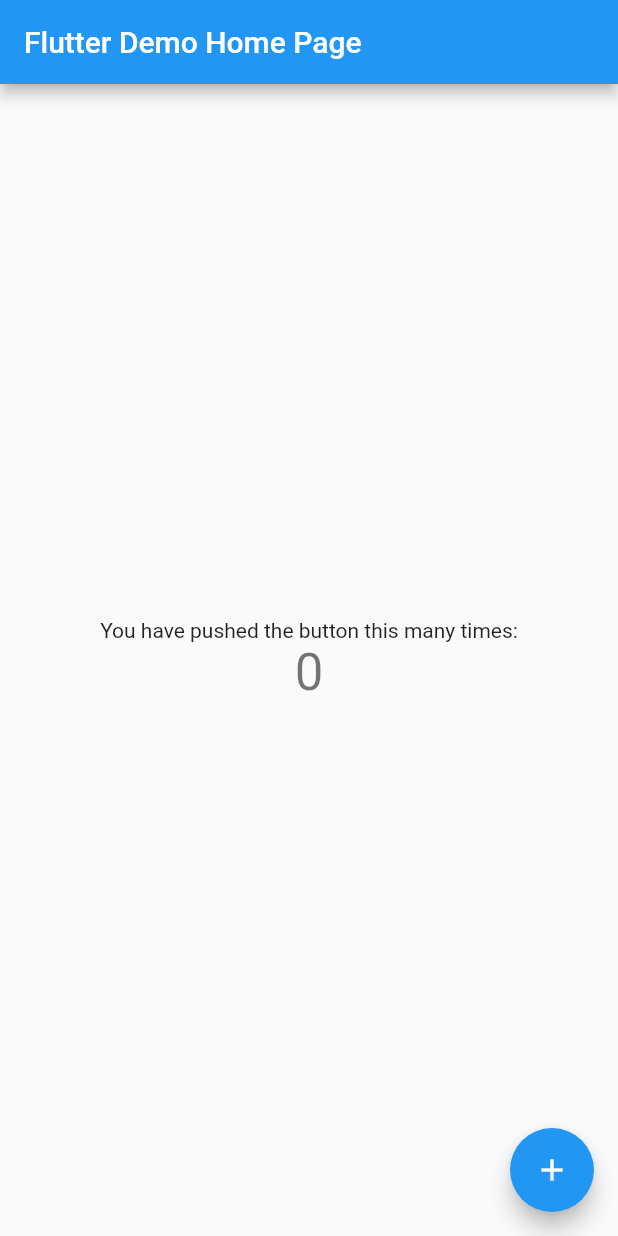
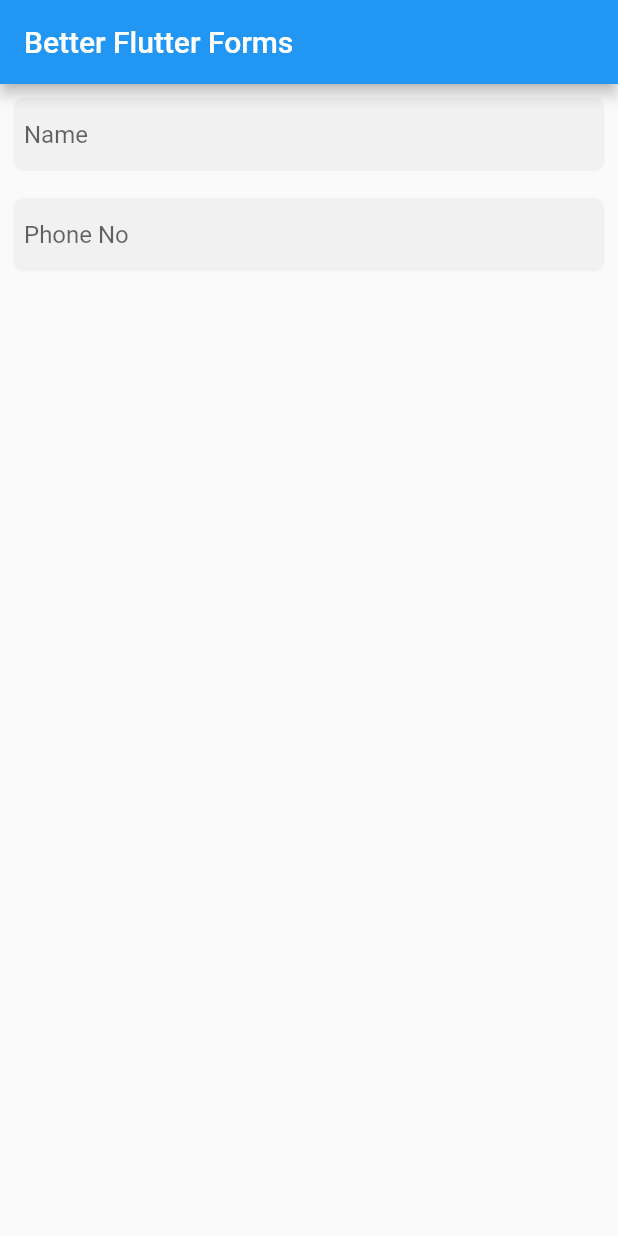
Before and after one commit to Chinmay-KB/better_flutter_form_eg, a Flutter app: the screen it shows after launch, on a phone screen of 412 x 824 dp. Run offline on Flutter 3.47's test engine with Material 2 defaults, Android fonts, the phone set to English and light mode, and no system bars.

Commit message:
feat: prefill/save data done

```diff
--- /dev/null
+++ b/lib/custom_form_field.dart
@@ -0,0 +1,39 @@
+import 'package:flutter/material.dart';
+
+class CustomTextField extends StatelessWidget {
+  CustomTextField({
+    Key? key,
+    required this.hintText,
+    required this.initialValue,
+    required this.onChanged,
+  }) : super(key: key);
+
+  final String? initialValue;
+  final Function(String) onChanged;
+  final String hintText;
+  final _borderStyle = OutlineInputBorder(
+      borderSide: const BorderSide(
+        color: Color(0xfffafafa),
+      ),
+      borderRadius: BorderRadius.circular(8));
+
+  @override
+  Widget build(BuildContext context) {
+    return Padding(
+      padding: const EdgeInsets.all(8.0),
+      child: TextFormField(
+        initialValue: initialValue,
+        onChanged: onChanged,
+        decoration: InputDecoration(
+          fillColor: Colors.grey.withOpacity(0.1),
+          filled: true,
+          enabledBorder: _borderStyle,
+          focusedBorder: _borderStyle,
+          hintText: hintText,
+          contentPadding:
+              const EdgeInsets.symmetric(vertical: 16, horizontal: 8),
+        ),
+      ),
+    );
+  }
+}
--- a/lib/form_screen.dart
+++ /dev/null
@@ -1,15 +0,0 @@
-import 'package:flutter/material.dart';
-
-class FormScreen extends StatefulWidget {
-  const FormScreen({Key? key}) : super(key: key);
-
-  @override
-  _FormScreenState createState() => _FormScreenState();
-}
-
-class _FormScreenState extends State<FormScreen> {
-  @override
-  Widget build(BuildContext context) {
-    return Container();
-  }
-}
--- a/lib/main.dart
+++ b/lib/main.dart
@@ -1,3 +1,7 @@
+// ignore_for_file: must_be_immutable
+
+import 'package:better_flutter_form_eg/custom_form_field.dart';
+import 'package:better_flutter_form_eg/profile.dart';
 import 'package:flutter/material.dart';
 
 void main() {
@@ -7,109 +11,52 @@
 class MyApp extends StatelessWidget {
   const MyApp({Key? key}) : super(key: key);
 
-  // This widget is the root of your application.
   @override
   Widget build(BuildContext context) {
+    // ignore: prefer_const_constructors
     return MaterialApp(
-      title: 'Flutter Demo',
-      theme: ThemeData(
-        // This is the theme of your application.
-        //
-        // Try running your application with "flutter run". You'll see the
-        // application has a blue toolbar. Then, without quitting the app, try
-        // changing the primarySwatch below to Colors.green and then invoke
-        // "hot reload" (press "r" in the console where you ran "flutter run",
-        // or simply save your changes to "hot reload" in a Flutter IDE).
-        // Notice that the counter didn't reset back to zero; the application
-        // is not restarted.
-        primarySwatch: Colors.blue,
-      ),
-      home: const MyHomePage(title: 'Flutter Demo Home Page'),
+      title: 'Better Flutter Form Demo',
+      home: FormPage(
+          // profile: Profile(
+          //   name: 'Chinmay',
+          //   phoneNo: '99999999999',
+          // ),
+          ),
     );
   }
 }
 
-class MyHomePage extends StatefulWidget {
-  const MyHomePage({Key? key, required this.title}) : super(key: key);
+class FormPage extends StatelessWidget {
+  FormPage({Key? key, Profile? profile})
+      : _profile = profile ?? Profile(),
+        super(key: key);
 
-  // This widget is the home page of your application. It is stateful, meaning
-  // that it has a State object (defined below) that contains fields that affect
-  // how it looks.
-
-  // This class is the configuration for the state. It holds the values (in this
-  // case the title) provided by the parent (in this case the App widget) and
-  // used by the build method of the State. Fields in a Widget subclass are
-  // always marked "final".
-
-  final String title;
-
-  @override
-  State<MyHomePage> createState() => _MyHomePageState();
-}
-
-class _MyHomePageState extends State<MyHomePage> {
-  int _counter = 0;
-
-  void _incrementCounter() {
-    setState(() {
-      // This call to setState tells the Flutter framework that something has
-      // changed in this State, which causes it to rerun the build method below
-      // so that the display can reflect the updated values. If we changed
-      // _counter without calling setState(), then the build method would not be
-      // called again, and so nothing would appear to happen.
-      _counter++;
-    });
-  }
+  final _formKey = GlobalKey<FormState>();
+  Profile _profile;
 
   @override
   Widget build(BuildContext context) {
-    // This method is rerun every time setState is called, for instance as done
-    // by the _incrementCounter method above.
-    //
-    // The Flutter framework has been optimized to make rerunning build methods
-    // fast, so that you can just rebuild anything that needs updating rather
-    // than having to individually change instances of widgets.
     return Scaffold(
       appBar: AppBar(
-        // Here we take the value from the MyHomePage object that was created by
-        // the App.build method, and use it to set our appbar title.
-        title: Text(widget.title),
+        title: const Text('Better Flutter Forms'),
       ),
-      body: Center(
-        // Center is a layout widget. It takes a single child and positions it
-        // in the middle of the parent.
+      body: Form(
+        key: _formKey,
         child: Column(
-          // Column is also a layout widget. It takes a list of children and
-          // arranges them vertically. By default, it sizes itself to fit its
-          // children horizontally, and tries to be as tall as its parent.
-          //
-          // Invoke "debug painting" (press "p" in the console, choose the
-          // "Toggle Debug Paint" action from the Flutter Inspector in Android
-          // Studio, or the "Toggle Debug Paint" command in Visual Studio Code)
-          // to see the wireframe for each widget.
-          //
-          // Column has various properties to control how it sizes itself and
-          // how it positions its children. Here we use mainAxisAlignment to
-          // center the children vertically; the main axis here is the vertical
-          // axis because Columns are vertical (the cross axis would be
-          // horizontal).
-          mainAxisAlignment: MainAxisAlignment.center,
-          children: <Widget>[
-            const Text(
-              'You have pushed the button this many times:',
+          children: [
+            CustomTextField(
+              hintText: 'Name',
+              initialValue: _profile.name,
+              onChanged: (value) => _profile.name = value,
             ),
-            Text(
-              '$_counter',
-              style: Theme.of(context).textTheme.headline4,
-            ),
+            CustomTextField(
+              hintText: 'Phone No',
+              initialValue: _profile.phoneNo,
+              onChanged: (value) => _profile.phoneNo = value,
+            )
           ],
         ),
       ),
-      floatingActionButton: FloatingActionButton(
-        onPressed: _incrementCounter,
-        tooltip: 'Increment',
-        child: const Icon(Icons.add),
-      ), // This trailing comma makes auto-formatting nicer for build methods.
     );
   }
 }
--- /dev/null
+++ b/lib/profile.dart
@@ -0,0 +1,15 @@
+import 'dart:io';
+
+class Profile {
+  Profile({this.name, this.phoneNo, this.profilePic});
+
+  String? name;
+  String? phoneNo;
+  File? profilePic;
+
+  Profile copyWith({String? name, String? phoneNo, File? profilePic}) =>
+      Profile(
+          name: name ?? this.name,
+          phoneNo: phoneNo ?? this.phoneNo,
+          profilePic: profilePic ?? this.profilePic);
+}
```
